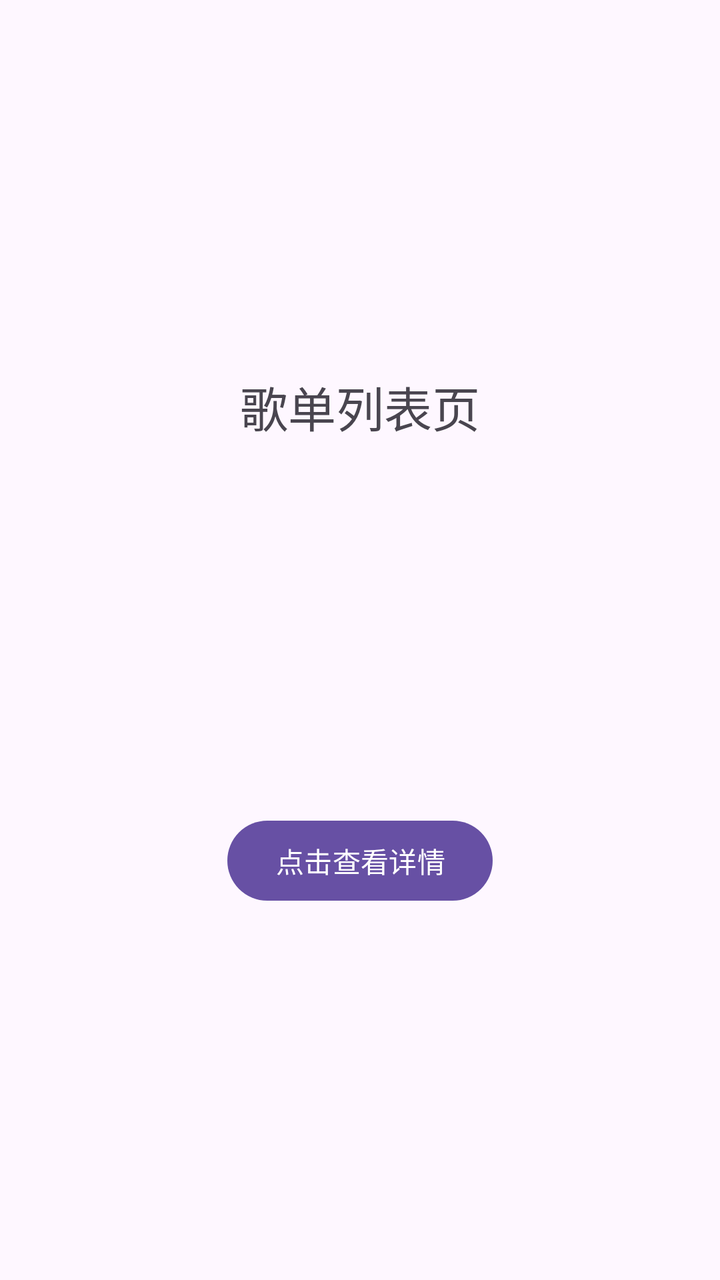
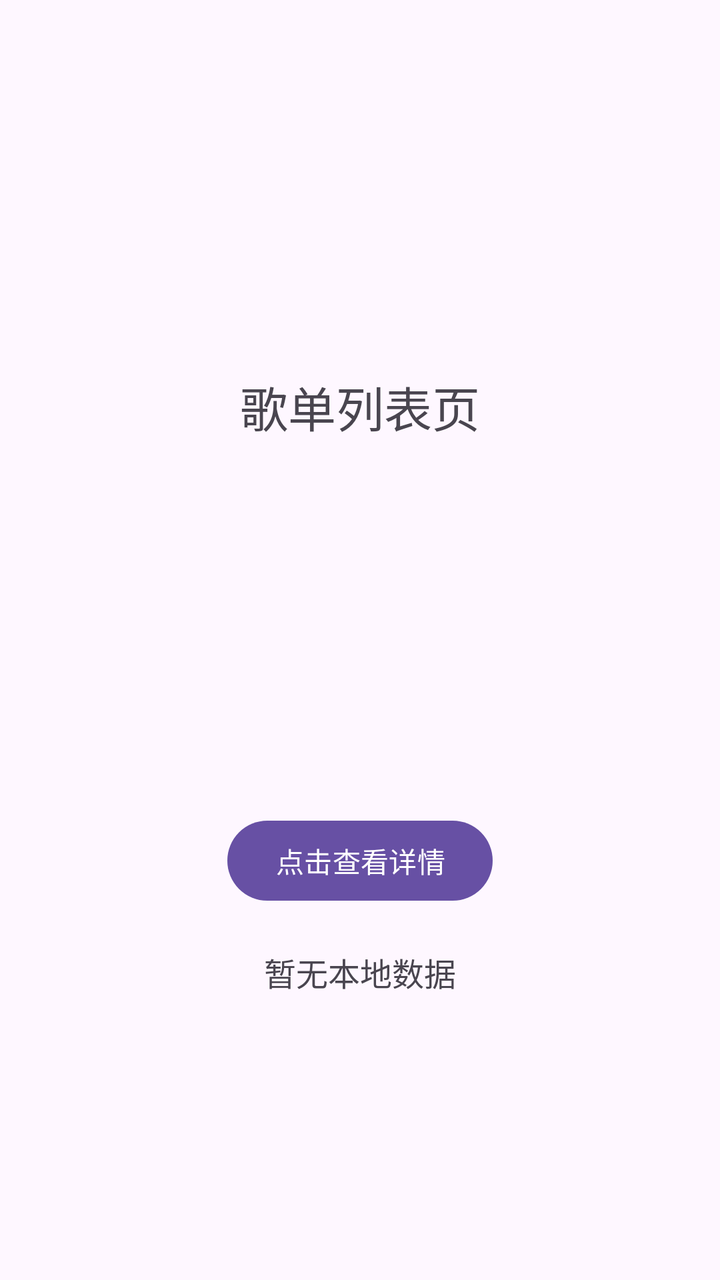

Before-and-after screenshots of an Android layout around one commit, followed by the original layout XML and the change that was made.
<!-- AndroidManifest.xml: application theme Theme.MusicPlayer -->
<!-- res/layout/fragment_playlist.xml -->
<?xml version="1.0" encoding="utf-8"?>
<androidx.constraintlayout.widget.ConstraintLayout xmlns:android="http://schemas.android.com/apk/res/android"
    xmlns:app="http://schemas.android.com/apk/res-auto"
    android:layout_width="match_parent"
    android:layout_height="match_parent">

    <TextView
        android:id="@+id/tvTitle"
        android:layout_width="wrap_content"
        android:layout_height="wrap_content"
        android:text="歌单列表页"
        android:textSize="24sp"
        app:layout_constraintBottom_toTopOf="@+id/btnGoDetail"
        app:layout_constraintEnd_toEndOf="parent"
        app:layout_constraintStart_toStartOf="parent"
        app:layout_constraintTop_toTopOf="parent" />

    <Button
        android:id="@+id/btnGoDetail"
        android:layout_width="wrap_content"
        android:layout_height="wrap_content"
        android:text="点击查看详情"
        app:layout_constraintBottom_toBottomOf="parent"
        app:layout_constraintEnd_toEndOf="parent"
        app:layout_constraintStart_toStartOf="parent"
        app:layout_constraintTop_toBottomOf="@+id/tvTitle" />

</androidx.constraintlayout.widget.ConstraintLayout>
<!-- resources referenced by this layout -->
<resources>
  <style name="Theme.MusicPlayer" parent="Base.Theme.MusicPlayer" />
  <style name="Base.Theme.MusicPlayer" parent="Theme.Material3.DayNight.NoActionBar">
          
          
      </style>
</resources>

<!-- the commit's change to res/layout/fragment_playlist.xml (unified diff, before → after) -->
@@ -25,4 +25,15 @@
         app:layout_constraintStart_toStartOf="parent"
         app:layout_constraintTop_toBottomOf="@+id/tvTitle" />
 
+    <TextView
+        android:id="@+id/tvFallbackList"
+        android:layout_width="wrap_content"
+        android:layout_height="wrap_content"
+        android:layout_marginTop="20dp"
+        android:text="暂无本地数据"
+        android:textSize="16sp"
+        app:layout_constraintEnd_toEndOf="parent"
+        app:layout_constraintStart_toStartOf="parent"
+        app:layout_constraintTop_toBottomOf="@+id/btnGoDetail" />
+
 </androidx.constraintlayout.widget.ConstraintLayout>
